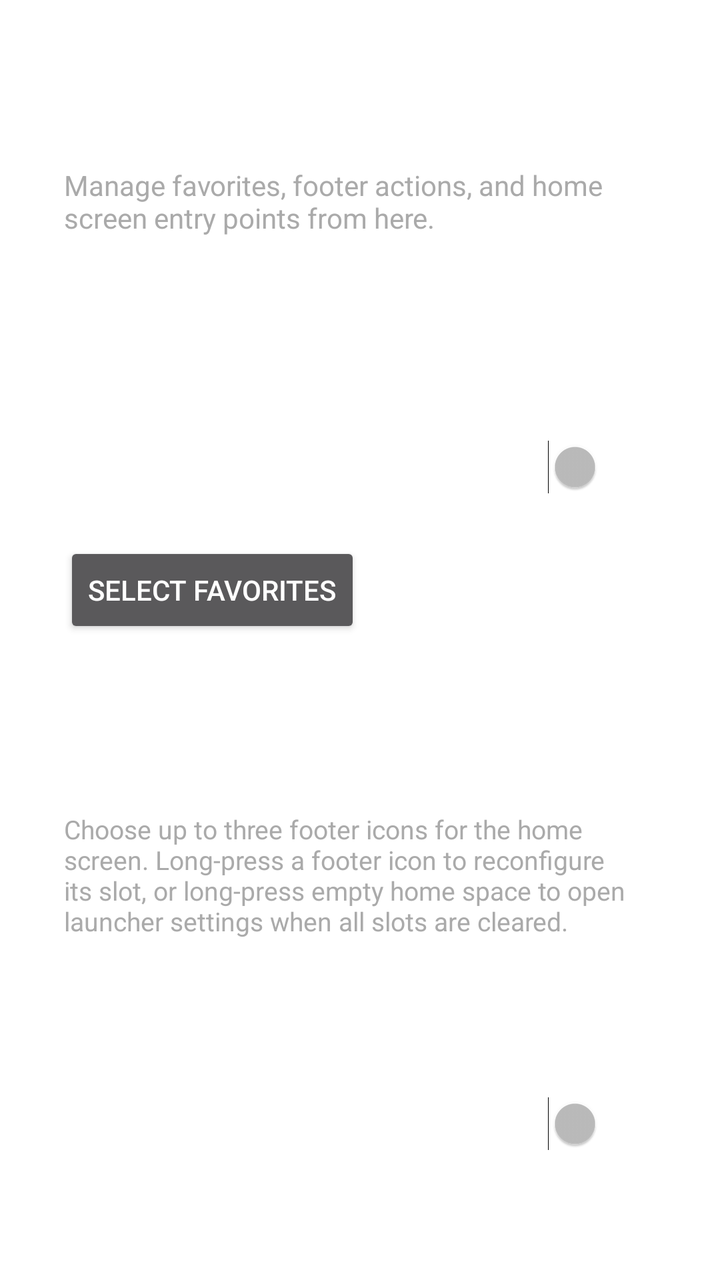
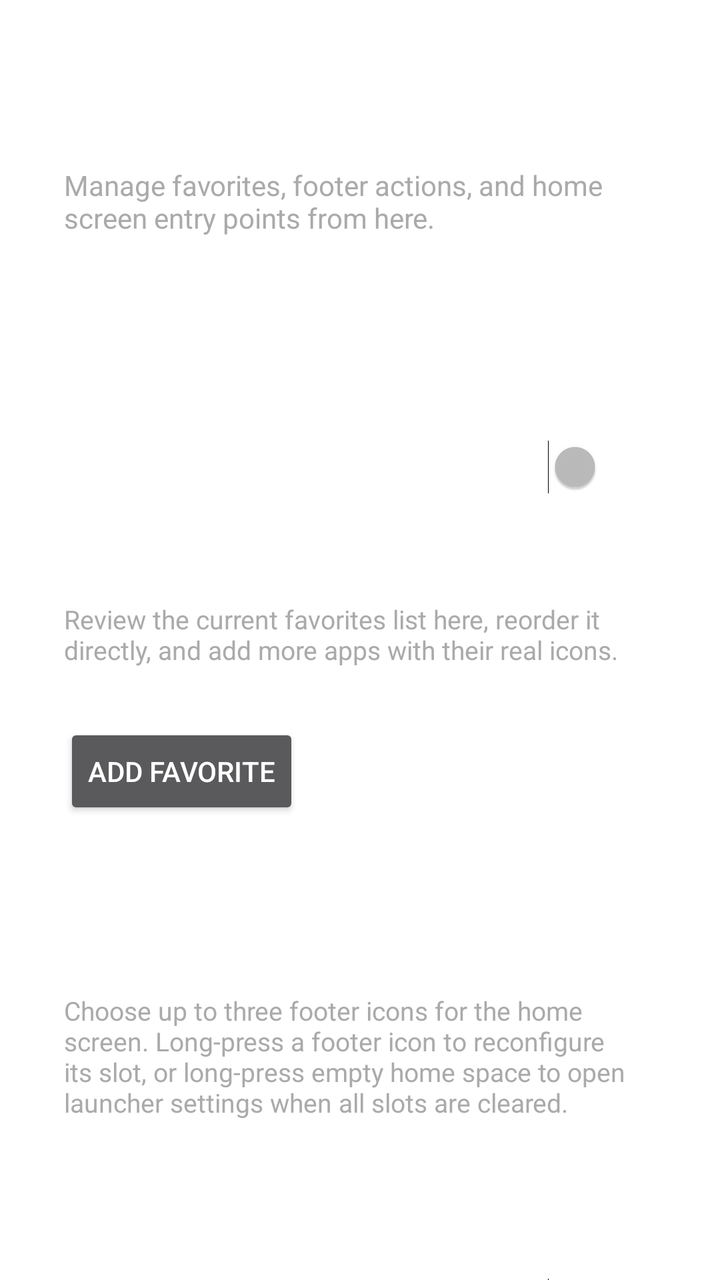

Two renders of the same Android screen: before a commit and after it. Below are the layout's source before the change and the commit's diff.
<!-- AndroidManifest.xml: application theme Theme.ALauncher -->
<!-- res/layout/fragment_settings_system.xml -->
<?xml version="1.0" encoding="utf-8"?>
<ScrollView xmlns:android="http://schemas.android.com/apk/res/android"
    android:layout_width="match_parent"
    android:layout_height="match_parent"
    android:fillViewport="true">

    <LinearLayout
        android:layout_width="match_parent"
        android:layout_height="wrap_content"
        android:orientation="vertical"
        android:padding="32dp">

        <TextView
            android:id="@+id/systemTitle"
            android:layout_width="wrap_content"
            android:layout_height="wrap_content"
            android:text="Home"
            android:textColor="#FFFFFF"
            android:textSize="20sp"
            android:textStyle="bold"
            android:layout_marginBottom="24dp" />

        <TextView
            android:id="@+id/systemDescription"
            android:layout_width="match_parent"
            android:layout_height="wrap_content"
            android:text="Manage favorites, footer actions, and home screen entry points from here."
            android:textColor="#AAAAAA"
            android:textSize="14sp"
            android:layout_marginBottom="24dp" />

        <LinearLayout
            android:id="@+id/notificationsSection"
            android:layout_width="match_parent"
            android:layout_height="wrap_content"
            android:orientation="vertical">

            <TextView
                android:layout_width="wrap_content"
                android:layout_height="wrap_content"
                android:text="Notification Mode"
                android:textColor="#FFFFFF"
                android:textSize="16sp"
                android:layout_marginBottom="8dp" />

            <Spinner
                android:id="@+id/notifModeSpinner"
                android:layout_width="match_parent"
                android:layout_height="wrap_content"
                android:layout_marginBottom="24dp" />

            <LinearLayout
                android:layout_width="match_parent"
                android:layout_height="wrap_content"
                android:orientation="horizontal"
                android:gravity="center_vertical"
                android:layout_marginBottom="24dp">

                <TextView
                    android:layout_width="0dp"
                    android:layout_height="wrap_content"
                    android:layout_weight="1"
                    android:text="Swipe to Dismiss Notifications"
                    android:textColor="#FFFFFF"
                    android:textSize="16sp" />

                <Switch
                    android:id="@+id/notifSwipeSwitch"
                    android:layout_width="wrap_content"
                    android:layout_height="wrap_content" />
            </LinearLayout>
        </LinearLayout>

        <LinearLayout
            android:id="@+id/homeSection"
            android:layout_width="match_parent"
            android:layout_height="wrap_content"
            android:orientation="vertical">

            <Button
                android:id="@+id/favoritesButton"
                android:layout_width="wrap_content"
                android:layout_height="wrap_content"
                android:text="Select Favorites"
                android:layout_marginBottom="24dp" />

            <View
                android:layout_width="match_parent"
                android:layout_height="1dp"
                android:background="#33FFFFFF"
                android:layout_marginTop="16dp"
                android:layout_marginBottom="16dp" />

            <TextView
                android:layout_width="wrap_content"
                android:layout_height="wrap_content"
                android:text="Footer Quick Actions"
                android:textColor="#FFFFFF"
                android:textSize="16sp"
                android:layout_marginBottom="8dp" />

            <TextView
                android:layout_width="match_parent"
                android:layout_height="wrap_content"
                android:text="Choose up to three footer icons for the home screen. Long-press a footer icon to reconfigure its slot, or long-press empty home space to open launcher settings when all slots are cleared."
                android:textColor="#AAAAAA"
                android:textSize="13sp"
                android:layout_marginBottom="12dp" />

            <TextView
                android:layout_width="wrap_content"
                android:layout_height="wrap_content"
                android:text="Footer Notifications"
                android:textColor="#FFFFFF"
                android:textSize="14sp"
                android:layout_marginBottom="8dp" />

            <Spinner
                android:id="@+id/footerNotifModeSpinner"
                android:layout_width="match_parent"
                android:layout_height="wrap_content"
                android:layout_marginBottom="16dp" />

            <LinearLayout
                android:layout_width="match_parent"
                android:layout_height="wrap_content"
                android:orientation="horizontal"
                android:gravity="center_vertical"
                android:layout_marginBottom="16dp">

                <TextView
                    android:layout_width="0dp"
                    android:layout_height="wrap_content"
                    android:layout_weight="1"
                    android:text="Show Footer Labels"
                    android:textColor="#FFFFFF"
                    android:textSize="16sp" />

                <Switch
                    android:id="@+id/footerLabelsSwitch"
                    android:layout_width="wrap_content"
                    android:layout_height="wrap_content" />
            </LinearLayout>

            <LinearLayout
                android:id="@+id/footerQuickActionsContainer"
                android:layout_width="match_parent"
                android:layout_height="wrap_content"
                android:orientation="vertical"
                android:layout_marginBottom="24dp" />
        </LinearLayout>

        <LinearLayout
            android:id="@+id/widgetsSection"
            android:layout_width="match_parent"
            android:layout_height="wrap_content"
            android:orientation="vertical"
            android:visibility="gone">

            <TextView
                android:layout_width="wrap_content"
                android:layout_height="wrap_content"
                android:text="Manage Widgets"
                android:textColor="#FFFFFF"
                android:textSize="16sp"
                android:layout_marginBottom="12dp" />

            <LinearLayout
                android:id="@+id/widgetManageContainer"
                android:layout_width="match_parent"
                android:layout_height="wrap_content"
                android:orientation="vertical"
                android:layout_marginBottom="24dp" />

            <Button
                android:id="@+id/addWidgetButton"
                android:layout_width="wrap_content"
                android:layout_height="wrap_content"
                android:text="Add Widget"
                android:layout_marginBottom="24dp" />
        </LinearLayout>

    </LinearLayout>
</ScrollView>
<!-- resources referenced by this layout -->
<resources>
  <style name="Theme.ALauncher" parent="Theme.AppCompat.NoActionBar">
          <item name="android:windowBackground">@android:color/transparent</item>
          <item name="android:windowShowWallpaper">true</item>
          <item name="android:windowIsTranslucent">true</item>
      </style>
</resources>

<!-- the commit's change to res/layout/fragment_settings_system.xml (unified diff, before → after) -->
@@ -77,11 +77,34 @@
             android:layout_height="wrap_content"
             android:orientation="vertical">
 
+            <TextView
+                android:layout_width="wrap_content"
+                android:layout_height="wrap_content"
+                android:text="@string/favorites_label"
+                android:textColor="#FFFFFF"
+                android:textSize="16sp"
+                android:layout_marginBottom="8dp" />
+
+            <TextView
+                android:layout_width="match_parent"
+                android:layout_height="wrap_content"
+                android:text="@string/favorites_manage_hint"
+                android:textColor="#AAAAAA"
+                android:textSize="13sp"
+                android:layout_marginBottom="12dp" />
+
+            <LinearLayout
+                android:id="@+id/favoritesContainer"
+                android:layout_width="match_parent"
+                android:layout_height="wrap_content"
+                android:orientation="vertical"
+                android:layout_marginBottom="16dp" />
+
             <Button
                 android:id="@+id/favoritesButton"
                 android:layout_width="wrap_content"
                 android:layout_height="wrap_content"
-                android:text="Select Favorites"
+                android:text="@string/favorites_add_label"
                 android:layout_marginBottom="24dp" />
 
             <View
<!-- resource entries referenced after the edit -->
@@ -1,5 +1,8 @@
 <!-- resources referenced by this layout -->
 <resources>
+  <string name="favorites_add_label">Add Favorite</string>
+  <string name="favorites_label">Favorites</string>
+  <string name="favorites_manage_hint">Review the current favorites list here, reorder it directly, and add more apps with their real icons.</string>
   <style name="Theme.ALauncher" parent="Theme.AppCompat.NoActionBar">
           <item name="android:windowBackground">@android:color/transparent</item>
           <item name="android:windowShowWallpaper">true</item>
